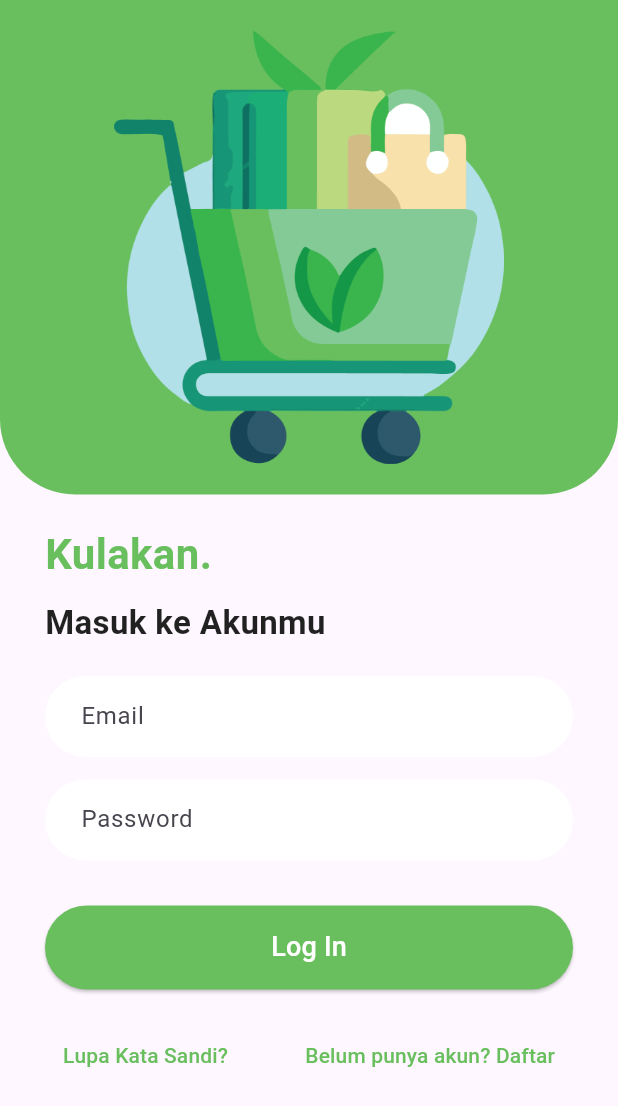
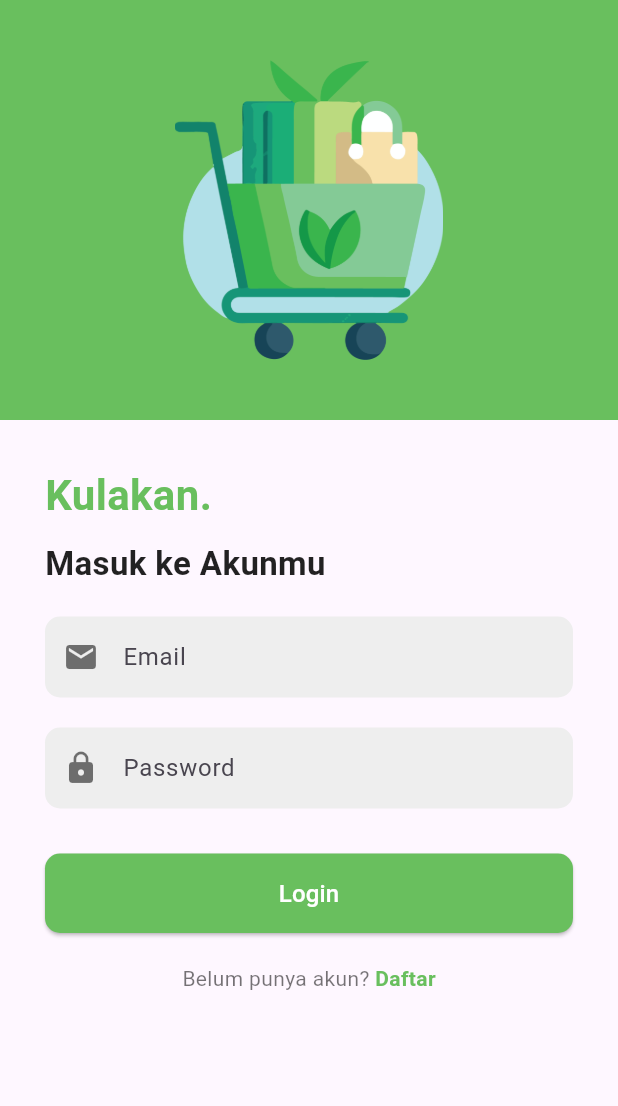
Before and after one commit to rayhanes12/mobile_capstone, a Flutter app: the LoginScreen screen opened directly, on a phone screen of 412 x 824 dp. Shown: the top 1106 px of the screen. Run offline on Flutter 3.47's test engine with Material 3 defaults, Android fonts, the phone set to English and light mode, and no system bars; our stand-ins replace shared_preferences; accounts and stored records are empty.

Commit message:
update login register

```diff
--- a/lib/main.dart
+++ b/lib/main.dart
@@ -1,5 +1,6 @@
 import 'package:projek_capstone7/page/auth/login.dart';
 import 'package:flutter/material.dart';
+import 'package:projek_capstone7/page/auth/register.dart';
 import 'package:projek_capstone7/page/mainpage/mainpage.dart';
 
 void main() {
@@ -11,7 +12,7 @@ class MyApp extends StatelessWidget {
   Widget build(BuildContext context) {
     return MaterialApp(
       debugShowCheckedModeBanner: false,
-      home: Mainpage(),
+      home: LoginScreen(),
       theme: ThemeData(
         primaryColor: Color(0xFF69BF5E),
       ),
--- a/lib/page/auth/login.dart
+++ b/lib/page/auth/login.dart
@@ -1,6 +1,6 @@
 import 'package:flutter/material.dart';
-import 'package:projek_capstone7/service/api_service.dart';
-import 'package:projek_capstone7/page/auth/forgot_password.dart';
+import 'package:http/http.dart' as http;
+import 'dart:convert';
 import 'package:projek_capstone7/page/auth/register.dart';
 import 'package:projek_capstone7/page/mainpage/mainpage.dart';
 
@@ -12,12 +12,79 @@ class LoginScreen extends StatefulWidget {
 class _LoginScreenState extends State<LoginScreen> {
   final TextEditingController _emailController = TextEditingController();
   final TextEditingController _passwordController = TextEditingController();
-  bool _isLoading = false;
 
-  // Validator email
-  bool isValidEmail(String email) {
-    String pattern = r'^[^@]+@[^@]+\.[^@]+';
-    return RegExp(pattern).hasMatch(email);
+  bool _isValidEmail(String email) {
+    final regex = RegExp(r'^[a-zA-Z0-9._%+-]+@[a-zA-Z0-9.-]+\.[a-zA-Z]{2,}$');
+    return regex.hasMatch(email);
+  }
+
+  Future<void> _login(BuildContext context) async {
+    final email = _emailController.text.trim();
+    final password = _passwordController.text.trim();
+
+    // Validasi input
+    if (email.isEmpty || password.isEmpty) {
+      _showDialog(context, "Error", "Semua kolom harus diisi.");
+      return;
+    }
+
+    if (!_isValidEmail(email)) {
+      _showDialog(context, "Error", "Format email tidak valid.");
+      return;
+    }
+
+    try {
+      final response = await http.post(
+        Uri.parse('http://127.0.0.1:5000/api/login'),
+        headers: {
+          'Content-Type': 'application/json',
+        },
+        body: jsonEncode({
+          'email': email,
+          'password': password,
+        }),
+      );
+
+      print("Status Code: \${response.statusCode}");
+      print("Response Body: \${response.body}");
+
+      if (response.statusCode == 200 || response.statusCode == 201) {
+        // Login berhasil
+        final res = jsonDecode(response.body);
+        _showDialog(context, "Sukses", res['message']).then((_) {
+          Navigator.pushReplacement(
+            context,
+            MaterialPageRoute(builder: (context) => Mainpage()),
+          );
+        });
+      } else if (response.statusCode == 400 || response.statusCode == 422) {
+        // Kesalahan validasi
+        final res = jsonDecode(response.body);
+        _showDialog(context, "Error", res['message'] ?? "Validasi gagal.");
+      } else {
+        // Kesalahan umum
+        _showDialog(context, "Error", "Terjadi kesalahan server.");
+      }
+    } catch (e) {
+      print("Exception: \$e");
+      _showDialog(context, "Error", "Gagal terhubung ke server. Coba lagi.");
+    }
+  }
+
+  Future<void> _showDialog(BuildContext context, String title, String message) {
+    return showDialog(
+      context: context,
+      builder: (context) => AlertDialog(
+        title: Text(title),
+        content: Text(message),
+        actions: [
+          TextButton(
+            onPressed: () => Navigator.pop(context),
+            child: Text("OK"),
+          ),
+        ],
+      ),
+    );
   }
 
   @override
@@ -26,30 +93,21 @@ class _LoginScreenState extends State<LoginScreen> {
       body: SingleChildScrollView(
         child: Column(
           children: [
-            // Bagian Header dengan Gambar
+            // Header dengan ilustrasi
             Container(
-              height: MediaQuery.of(context).size.height * 0.4,
+              color: Color(0xFF69BF5E),
               width: double.infinity,
-              decoration: BoxDecoration(
-                color: Color(0xFF69BF5E),
-                borderRadius: BorderRadius.vertical(
-                  bottom: Radius.circular(50),
-                ),
-              ),
+              padding: const EdgeInsets.all(40.0),
               child: Center(
-                child: Padding(
-                  padding: const EdgeInsets.all(20.0),
                 child: Image.asset(
-                    'assets/login_image.png', // Path gambar
-                    fit: BoxFit.cover,
+                  'assets/login_image.png',
+                  height: 200,
                 ),
               ),
             ),
-            ),
-
-            // Bagian Form
+            // Form Input
             Padding(
-              padding: const EdgeInsets.symmetric(horizontal: 30.0, vertical: 20.0),
+              padding: const EdgeInsets.all(30.0),
               child: Column(
                 crossAxisAlignment: CrossAxisAlignment.start,
                 children: [
@@ -66,49 +124,28 @@ class _LoginScreenState extends State<LoginScreen> {
                     "Masuk ke Akunmu",
                     style: TextStyle(
                       fontSize: 22,
-                      fontWeight: FontWeight.w600,
+                      fontWeight: FontWeight.bold,
                       color: Colors.black87,
                     ),
                   ),
                   SizedBox(height: 20),
-
-                  // Input Email dan Password
-                  _buildRoundedTextField("Email", _emailController),
-                  SizedBox(height: 15),
-                  _buildRoundedTextField("Password", _passwordController),
-
+                  _buildRoundedTextField(
+                    "Email",
+                    Icons.email,
+                    false,
+                    _emailController,
+                  ),
+                  SizedBox(height: 20),
+                  _buildRoundedTextField(
+                    "Password",
+                    Icons.lock,
+                    true,
+                    _passwordController,
+                  ),
                   SizedBox(height: 30),
-                  // Tombol Login
                   _buildLoginButton(context),
-
                   SizedBox(height: 20),
-                  Row(
-                    mainAxisAlignment: MainAxisAlignment.spaceBetween,
-                    children: [
-                      TextButton(
-                        onPressed: () {
-                          Navigator.of(context).push(MaterialPageRoute(
-                            builder: (context) => ForgotPasswordScreen(),
-                          ));
-                        },
-                        child: Text(
-                          "Lupa Kata Sandi?",
-                          style: TextStyle(color: Color(0xFF69BF5E)),
-                        ),
-                      ),
-                      TextButton(
-                        onPressed: () {
-                          Navigator.of(context).push(MaterialPageRoute(
-                            builder: (context) => RegisterScreen(),
-                          ));
-                        },
-                        child: Text(
-                          "Belum punya akun? Daftar",
-                          style: TextStyle(color: Color(0xFF69BF5E)),
-                        ),
-                      ),
-                    ],
-                  ),
+                  _buildNoAccountText(context),
                 ],
               ),
             ),
@@ -118,101 +155,69 @@ class _LoginScreenState extends State<LoginScreen> {
     );
   }
 
-  // Widget Input
-  Widget _buildRoundedTextField(String hintText, TextEditingController controller) {
+  Widget _buildRoundedTextField(String hintText, IconData icon,
+      bool obscureText, TextEditingController controller) {
     return TextField(
       controller: controller,
+      obscureText: obscureText,
       decoration: InputDecoration(
         hintText: hintText,
         filled: true,
-        fillColor: Colors.white,
-        contentPadding: EdgeInsets.symmetric(vertical: 15, horizontal: 20),
+        fillColor: Colors.grey[200],
+        contentPadding:
+            EdgeInsets.symmetric(vertical: 15, horizontal: 20),
         border: OutlineInputBorder(
-          borderRadius: BorderRadius.circular(30.0),
+          borderRadius: BorderRadius.circular(10.0),
           borderSide: BorderSide.none,
         ),
+        prefixIcon: Icon(icon, color: Colors.black54),
       ),
-      obscureText: hintText == "Password" ? true : false,
     );
   }
 
-
   Widget _buildLoginButton(BuildContext context) {
     return ElevatedButton(
-      onPressed: _isLoading ? null : () => _login(context),
+      onPressed: () => _login(context),
       style: ElevatedButton.styleFrom(
         backgroundColor: Color(0xFF69BF5E),
-        padding: EdgeInsets.symmetric(vertical: 15),
         shape: RoundedRectangleBorder(
-          borderRadius: BorderRadius.circular(30),
+          borderRadius: BorderRadius.circular(10.0),
         ),
+        padding: EdgeInsets.symmetric(vertical: 15.0),
       ),
       child: Center(
-        child: _isLoading
-            ? CircularProgressIndicator(color: Colors.white)
-            : Text(
-                "Log In",
-                style: TextStyle(color: Colors.white, fontSize: 18),
+        child: Text(
+          "Login",
+          style: TextStyle(color: Colors.white, fontSize: 16.0),
         ),
       ),
     );
   }
 
-  // Fungsi Login
-  Future<void> _login(BuildContext context) async {
-    String email = _emailController.text.trim();
-    String password = _passwordController.text.trim();
-
-    if (email.isEmpty || password.isEmpty) {
-      _showDialog(context, "Error", "Email dan Password harus diisi.");
-      return;
-    }
-
-    if (!isValidEmail(email)) {
-      _showDialog(context, "Error", "Format email tidak valid.");
-      return;
-    }
-
-    setState(() {
-      _isLoading = true;
-    });
-
-    try {
-      final result = await ApiService.login(email, password);
-
-      if (result['statusCode'] == 200 && result['data']['success'] == true) {
-        _showDialog(context, "Success", "Login berhasil!").then((_) {
-          Navigator.pushReplacement(
+  Widget _buildNoAccountText(BuildContext context) {
+    return Row(
+      mainAxisAlignment: MainAxisAlignment.center,
+      children: [
+        Text(
+          "Belum punya akun? ",
+          style: TextStyle(color: Colors.black54),
+        ),
+        GestureDetector(
+          onTap: () {
+            Navigator.push(
               context,
-            MaterialPageRoute(builder: (context) => Mainpage()),
+              MaterialPageRoute(builder: (context) => RegisterScreen()),
             );
-        });
-      } else {
-        _showDialog(context, "Error", result['data']['message'] ?? "Login gagal.");
-      }
-    } catch (e) {
-      _showDialog(context, "Error", "Tidak dapat terhubung ke server.");
-    } finally {
-      setState(() {
-        _isLoading = false;
-      });
-    }
-  }
-
-  // Dialog Notifikasi
-  Future<void> _showDialog(BuildContext context, String title, String message) {
-    return showDialog(
-      context: context,
-      builder: (context) => AlertDialog(
-        title: Text(title),
-        content: Text(message),
-        actions: [
-          TextButton(
-            onPressed: () => Navigator.pop(context),
-            child: Text("OK"),
+          },
+          child: Text(
+            "Daftar",
+            style: TextStyle(
+              color: Color(0xFF69BF5E),
+              fontWeight: FontWeight.bold,
+            ),
+          ),
         ),
       ],
-      ),
     );
   }
 }
--- a/lib/service/api_service.dart
+++ b/lib/service/api_service.dart
@@ -3,7 +3,7 @@ import 'package:http/http.dart' as http;
 
 class ApiService {
   static Future<Map<String, dynamic>> login(String email, String password) async {
-    final url = Uri.parse('https://kulakan.cy4lsr.my.id/api');
+    final url = Uri.parse('http://192.168.121.203:5000/api/login');
     final headers = {'Content-Type': 'application/json'};
     final body = json.encode({
       'email': email,
--- a/lib/service/auth_service.dart
+++ b/lib/service/auth_service.dart
@@ -3,7 +3,7 @@ import 'package:http/http.dart' as http;
 import 'package:projek_capstone7/models/apiresponse_model.dart';
 import 'package:projek_capstone7/service/session_service.dart';
 
-const String baseUrl = 'https://kulakan.cy4lsr.my.id/api';
+const String baseUrl = 'http://127.0.0.1:5000/api';
 
 class AuthService {
   final SessionService _sessionService = SessionService();
```
Also changed, not shown: lib/page/auth/register.dart (+9 -27 lines), lib/page/mainpage/cart.dart (+0 -8 lines), 1 other file. Lines whose indentation alone changed are shown as unchanged.
